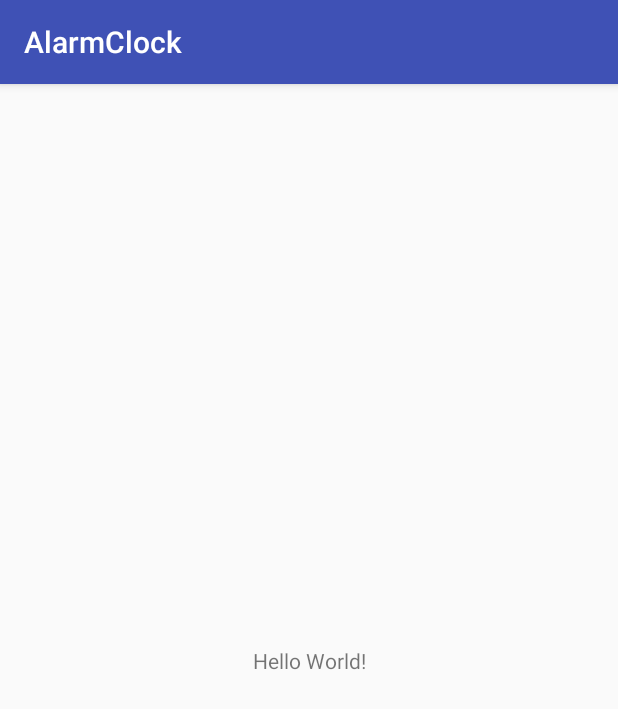
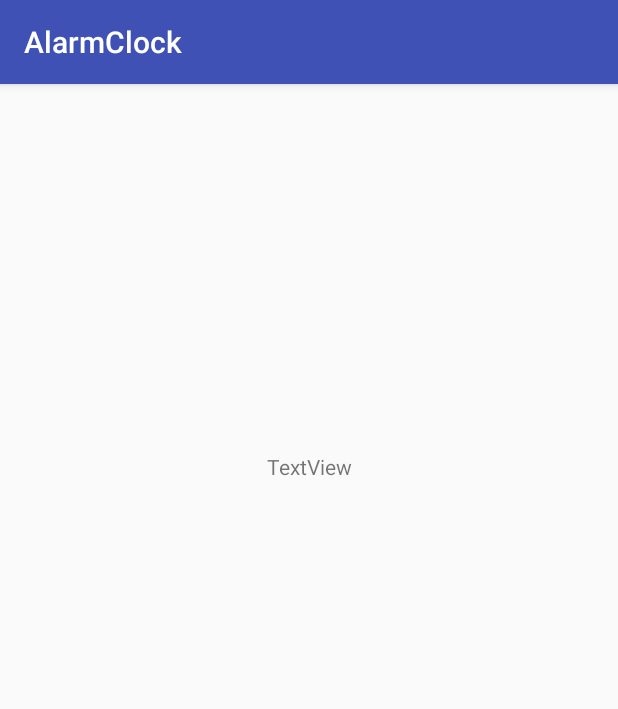
Before and after one commit to typedeferror/AlarmClock, an Android app: the screen it shows after launch (MainActivity), on a phone screen of 412 x 824 dp. Shown: the top 709 px of the screen. Run offline under Robolectric (Android 15) with nearby library versions, the phone set to English and light mode, and no system bars.

Commit message:
initial commit

```diff
--- a/app/src/main/res/layout/activity_main.xml
+++ b/app/src/main/res/layout/activity_main.xml
@@ -4,15 +4,21 @@
     xmlns:tools="http://schemas.android.com/tools"
     android:layout_width="match_parent"
     android:layout_height="match_parent"
-    tools:context="com.example.user.alarmclock.MainActivity">
+    tools:context="com.example.user.alarmclock.MainActivity"
+    tools:layout_editor_absoluteY="81dp">
 
     <TextView
+        android:id="@+id/textView"
         android:layout_width="wrap_content"
         android:layout_height="wrap_content"
-        android:text="Hello World!"
+        android:layout_marginBottom="8dp"
+        android:layout_marginTop="202dp"
+        android:text="@string/textview"
         app:layout_constraintBottom_toBottomOf="parent"
+        app:layout_constraintEnd_toEndOf="parent"
         app:layout_constraintLeft_toLeftOf="parent"
         app:layout_constraintRight_toRightOf="parent"
-        app:layout_constraintTop_toTopOf="parent" />
-
+        app:layout_constraintStart_toStartOf="parent"
+        app:layout_constraintTop_toTopOf="parent"
+        app:layout_constraintVertical_bias="0.081" />
 </android.support.constraint.ConstraintLayout>
--- a/app/src/main/res/values/strings.xml
+++ b/app/src/main/res/values/strings.xml
@@ -1,3 +1,4 @@
 <resources>
     <string name="app_name">AlarmClock</string>
+    <string name="textview">TextView</string>
 </resources>
```
